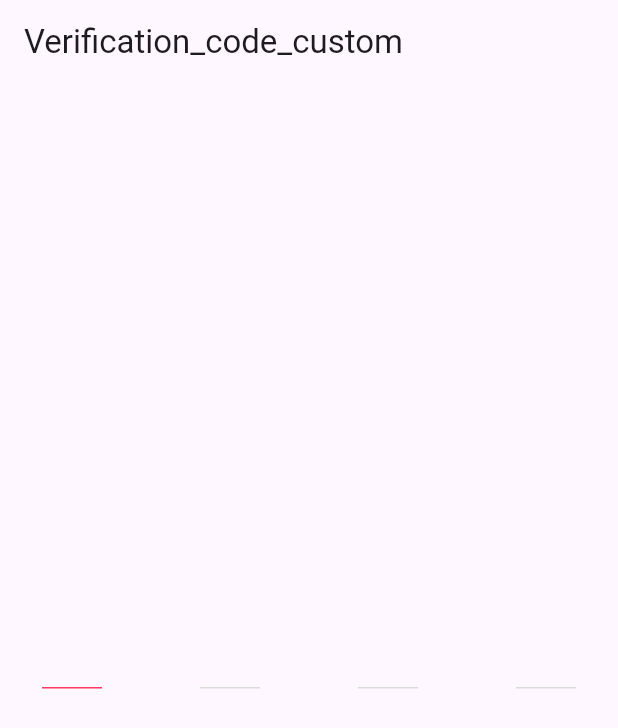
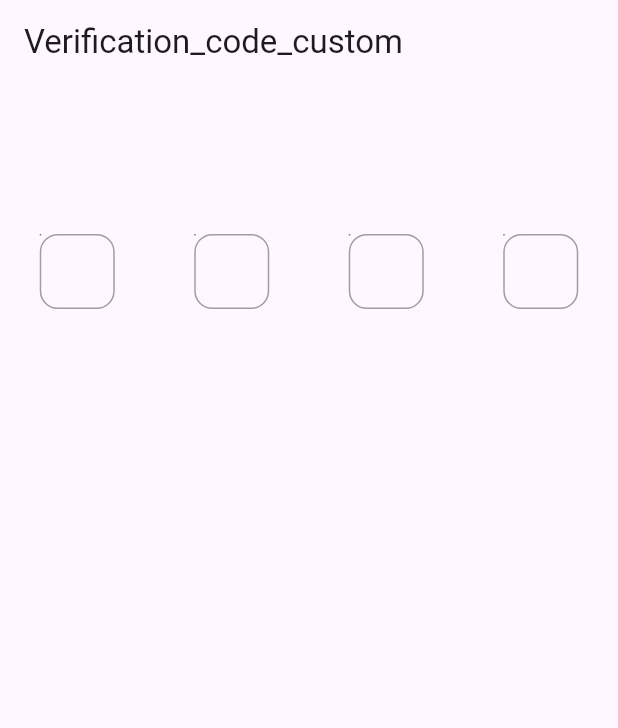
Before and after one commit to andfaraway/verification_code_custom, a Flutter app: the screen it shows after launch, on a phone screen of 412 x 824 dp. Shown: the top 728 px of the screen. Run offline on Flutter 3.47's test engine with Material 3 defaults, Android fonts, the phone set to English and light mode, and no system bars.

Commit message:
Refactor the code and fix bugs, just easier to use.

```diff
--- /dev/null
+++ b/analysis_options.yaml
@@ -0,0 +1,4 @@
+include: package:flutter_lints/flutter.yaml
+
+# Additional information about this file can be found at
+# https://dart.dev/guides/language/analysis-options
--- a/example/lib/main.dart
+++ b/example/lib/main.dart
@@ -2,17 +2,17 @@ import 'package:flutter/material.dart';
 import 'package:verification_code_custom/verification_code_custom.dart';
 
 void main() {
-  runApp(MyApp());
+  runApp(const MyApp());
 }
 
 class MyApp extends StatefulWidget {
+  const MyApp({super.key});
+
   @override
-  _MyAppState createState() => _MyAppState();
+  State<MyApp> createState() => _MyAppState();
 }
 
 class _MyAppState extends State<MyApp> {
-  String _platformVersion = 'Unknown';
-
   @override
   void initState() {
     super.initState();
@@ -21,23 +21,32 @@ class _MyAppState extends State<MyApp> {
   @override
   Widget build(BuildContext context) {
     return MaterialApp(
-      home: Scaffold(
-        appBar: AppBar(
-          title: const Text('Verification_code_custom'),
-        ),
-        body: Center(
-          child: Padding(
-            padding: const EdgeInsets.all(28.0),
-            child: VerificationCodeCustom(textChanged: (list) {
-              print(list);
-              String result = '';
-              for(String str in list){
-                result += str;
-              }
-            },),
+      home: GestureDetector(
+        onTap: () {
+          FocusScope.of(context).unfocus();
+        },
+        child: Scaffold(
+          appBar: AppBar(
+            title: const Text('Verification_code_custom'),
+          ),
+          body: Column(
+            children: [
+              Padding(
+                padding: const EdgeInsets.only(top: 100),
+                child: verificationCodeWidget(),
+              ),
+            ],
           ),
         ),
       ),
     );
   }
+
+  Widget verificationCodeWidget(){
+    return VerificationCodeCustom(
+      textResult: (text) {
+        /// do something
+      },
+    );
+  }
 }
--- /dev/null
+++ b/lib/src/code_item_model.dart
@@ -0,0 +1,54 @@
+import 'package:flutter/cupertino.dart';
+
+class CodeItemModel extends ChangeNotifier {
+  CodeItemModel({
+    required this.index,
+    String? initText,
+    FocusNode? focusNode,
+    TextEditingController? controller,
+  }) {
+    _text = initText ?? _text;
+    this.focusNode = focusNode ?? FocusNode();
+    this.focusNode.addListener(notifyListeners);
+
+    this.controller = controller ?? TextEditingController();
+    this.controller.addListener(() {
+      String value = this.controller.text;
+      if (_text != value) {
+        _text = value;
+        notifyListeners();
+      }
+    });
+  }
+
+  final int index;
+
+  late TextEditingController controller;
+
+  String _text = '';
+
+  String get text => _text;
+
+  set text(String value) {
+    controller.text = value;
+  }
+
+  late FocusNode focusNode;
+
+  bool get hasFocus => focusNode.hasFocus;
+
+  requestFocus() {
+    focusNode.requestFocus();
+  }
+
+  unFocus() {
+    focusNode.unfocus();
+  }
+
+  @override
+  void dispose() {
+    focusNode.dispose();
+    controller.dispose();
+    super.dispose();
+  }
+}
--- a/lib/verification_code_custom.dart
+++ b/lib/verification_code_custom.dart
@@ -1,242 +1,278 @@
+import 'dart:developer';
+import 'dart:io';
+
+import 'package:flutter/material.dart';
 import 'package:flutter/services.dart';
-import 'package:flutter/material.dart';
+import 'package:verification_code_custom/src/custom_text_input_mask.dart';
+import 'package:verification_code_custom/src/code_item_model.dart';
+
+typedef ItemBuilder = Widget Function(String text, bool isSelected);
 
 class VerificationCodeCustom extends StatefulWidget {
-  ///验证码数组
-  final Function(List<String>) textChanged;
+  final ItemBuilder? itemBuilder;
 
-  ///itemCount 验证码长度：4或6，默认是6
+  final CodeType codeType;
+
+  /// 返回结果
+  final Function(String) textResult;
+
+  ///itemCount 验证码长度：4或6，默认是4
   final int itemCount;
 
   ///是否自动获取焦点
-  final autofocus;
+  final bool autofocus;
 
-  VerificationCodeCustom(
-      {required this.textChanged, this.itemCount = 4, this.autofocus = true});
+  const VerificationCodeCustom({
+    super.key,
+    required this.textResult,
+    this.itemBuilder,
+    this.itemCount = 4,
+    this.autofocus = false,
+    this.codeType = CodeType.num,
+  });
 
   @override
-  _VerificationCodeCustomState createState() =>
-      _VerificationCodeCustomState(this.textChanged, this.itemCount);
+  State<VerificationCodeCustom> createState() => _VerificationCodeCustomState();
 }
 
 class _VerificationCodeCustomState extends State<VerificationCodeCustom> {
-  Function textChanged;
-  final int itemCount;
+  late Function textChanged;
 
-  _VerificationCodeCustomState(this.textChanged, this.itemCount);
+  _VerificationCodeCustomState();
 
-  final double width = 40;
+  List<CodeItemModel> items = [];
 
-  List<FocusNode> focusNodeList = [];
-  List<String> textList = [];
+  late CodeItemModel currentModel;
 
   @override
   void initState() {
-    // TODO: implement initState
     super.initState();
 
-    for (int i = 0; i < itemCount; i++) {
-      FocusNode focusNode = FocusNode();
-      focusNodeList.add(focusNode);
-      textList.add('');
+    items = List.generate(widget.itemCount, (index) => CodeItemModel(index: index));
+
+    currentModel = items.first;
+
+    WidgetsBinding.instance.addPostFrameCallback((timeStamp) {
+      if (widget.autofocus) {
+        Future.delayed(const Duration(seconds: 1),(){
+          currentModel.requestFocus();
+          setState(() {});
+        });
       }
-  }
+    });
 
-  @override
-  void didChangeDependencies() {
-    // TODO: implement didChangeDependencies
-    super.didChangeDependencies();
+    // SystemChannels.lifecycle.setMessageHandler((message) async {
+    //   print('message = $message');
+    //   return message;
+    // });
   }
 
   @override
   Widget build(BuildContext context) {
-    return Container(
-      height: 60,
-      child: Stack(
-        children: [
-          Row(
-            mainAxisAlignment: MainAxisAlignment.spaceBetween,
-            children: _textFieldList(),
-          ),
-          GestureDetector(
-            onTap: () {
-              for (int i = textList.length - 1; i >= 0; i--) {
-                String text = textList[i];
-
-                if ((text.length > 0 && text != ' ') || i == 0) {
-                  if (i < textList.length - 1 && i != 0) {
-                    _getFocus(focusNodeList[i + 1]);
-                    if (textList[i + 1].length == 0) {
-                      textList[i + 1] = ' ';
+    return RawKeyboardListener(
+      focusNode: FocusNode(),
+      // autofocus: true,
+      onKey: (RawKeyEvent event) {
+        if (event is RawKeyDownEvent) {
+          if (event.logicalKey == LogicalKeyboardKey.backspace) {
+            print('backspace');
+            if(Platform.isAndroid){
+              onChanged('');
             }
-                  } else if (i == textList.length - 1) {
-                    _getFocus(focusNodeList[i]);
-                  } else {
-                    if(widget.autofocus){
-                      _getFocus(focusNodeList[1]);
-                    }else{
-                      _getFocus(focusNodeList[0]);
-                    }
-                  }
-                  break;
           }
         }
       },
-            child: Container(
-              color: Colors.transparent,
-              height: 60,
-              width: MediaQuery.of(context).size.width,
+      child: Column(
+        children: [
+          Row(
+            mainAxisAlignment: MainAxisAlignment.spaceAround,
+            children: items.map((e) => _buildItem(e)).toList(),
           ),
-          )
         ],
       ),
     );
   }
 
-  _textFieldList() {
-    List<Widget> list = [];
-    list.add(Container(
-      width: width,
-      child:
-      _textField(index: 0, text: textList[0], focusNode: focusNodeList[0]),
-    ));
-    list.add(Container(
-      width: width,
-      child:
-      _textField(index: 1, text: textList[1], focusNode: focusNodeList[1]),
-    ));
-    list.add(Container(
-      width: width,
-      child:
-      _textField(index: 2, text: textList[2], focusNode: focusNodeList[2]),
-    ));
-    list.add(Container(
-      width: width,
-      child:
-      _textField(index: 3, text: textList[3], focusNode: focusNodeList[3]),
-    ));
-
-    if (itemCount == 6) {
-      list.add(Container(
-        width: width,
-        child: _textField(
-            index: 4, text: textList[4], focusNode: focusNodeList[4]),
-      ));
-      list.add(Container(
-        width: width,
-        child: _textField(
-            index: 5, text: textList[5], focusNode: focusNodeList[5]),
-      ));
+  Widget _buildItem(CodeItemModel model) {
+    return GestureDetector(
+      behavior: HitTestBehavior.opaque,
+      onLongPressStart: (detail) {
+        _showCopyWidget(
+            pasteText: 'Paste',
+            offset: detail.globalPosition - detail.localPosition,
+            onTap: () async {
+              currentModel.unFocus();
+              String text = (await Clipboard.getData(Clipboard.kTextPlain))?.text ?? '';
+              inputCopyText(text);
+            });
+      },
+      onTap: () {
+        model.requestFocus();
+        currentModel = model;
+      },
+      child: ListenableBuilder(
+          listenable: model,
+          builder: (context, _) {
+            Widget child = const SizedBox.shrink();
+            if (widget.itemBuilder != null) {
+              child = widget.itemBuilder!.call(model.text, model.hasFocus);
+            } else {
+              String text = model.text;
+              Color color = model.hasFocus ? Colors.redAccent : Colors.grey;
+              child =  Container(
+                width: 50,
+                height: 50,
+                decoration: BoxDecoration(borderRadius: BorderRadius.circular(12), border: Border.all(color: color)),
+                alignment: Alignment.center,
+                child: Text(text),
+              );
             }
-    return list;
+            return Stack(
+              children: [
+                SizedBox(
+                  width: 1,
+                  height: 1,
+                  child: TextField(
+                    enableInteractiveSelection: false,
+                    controller: model.controller,
+                    focusNode: model.focusNode,
+                    keyboardType: TextInputType.number,
+                    inputFormatters: [
+                      CustomTextInputMask(
+                        codeType: widget.codeType,
+                        copyCallBack: inputCopyText,
+                        onChanged: onChanged,
+                      ),
+                    ],
+                  ),
+                ),
+                child,
+              ],
+            );
+          }),
+    );
   }
 
-  _textField(
-      {required int index,
-        required String text,
-        required FocusNode focusNode}) {
-    TextEditingController _controller = TextEditingController(text: text);
-    _controller.selection = TextSelection.fromPosition(
-        TextPosition(affinity: TextAffinity.downstream, offset: text.length));
-
-    return TextField(
-      controller: _controller,
-      focusNode: focusNode,
-      autofocus: index == 0 ? widget.autofocus : false,
-      decoration: InputDecoration(
-        hintStyle: TextStyle(color: Color(0xff8C8C8C), fontSize: 14),
-        focusedBorder: UnderlineInputBorder(
-            borderSide: BorderSide(color: Color(0xFFFD3B60), width: 1)),
-        enabledBorder: UnderlineInputBorder(
-            borderSide: BorderSide(color: Color(0xffDADADA), width: 1)),
-        fillColor: Colors.transparent,
-        filled: true,
-      ),
-      scrollPadding: EdgeInsets.all(200),
-      textAlign: TextAlign.center,
-      style: TextStyle(
-          color: Color(0xFF333333), fontSize: 22, fontWeight: FontWeight.bold),
-      cursorWidth: 0,
-      keyboardType: TextInputType.number,
-      onChanged: (value) {
-        if (value.length > 1) {
-          if (value.substring(0, 1) == ' ') {
-            value = value.substring(1, value.length);
-          }
-        }
-        //输入非数字，不变
-        if (!RegExp('^[0-9]*\$').hasMatch(value)) {
-          setState(() {});
-          return;
-        } else {}
-
-        String oldStr = textList[index];
-
-        //输入值为复制的验证码
-        if (value.length == itemCount || value.length == itemCount + 1) {
-          if (value.length == itemCount + 1) {
-            if (oldStr == value.substring(0, 1)) {
-              //删除第一位
-              value = value.substring(1);
+  onChanged(value) {
+    testLog('onChanged = $value');
+    currentModel.text = value;
+    if (value.isNotEmpty) {
+      next();
     } else {
-              //删除最后一位
-              value = value.substring(0, value.length - 1);
+      back();
     }
   }
 
-          //所有重新赋值
-          for (int i = 0; i < textList.length; i++) {
-            textList[i] = value.substring(i, i + 1);
+  back() {
+    if (currentModel.index > 0) {
+      items[currentModel.index - 1].requestFocus();
+      currentModel = items[currentModel.index - 1];
     }
-          _loseFocus(focusNodeList[index]);
-          setState(() {});
-          textChanged(textList);
+    temp = true;
+  }
+
+  bool temp = true;
+
+  next() {
+    if (currentModel.index < widget.itemCount - 1) {
+      items[currentModel.index + 1].requestFocus();
+      currentModel = items[currentModel.index + 1];
+    }
+
+    for (final i in items) {
+      if (i.text.isEmpty) {
+        testLog('i => ${i.text},${i.index}');
         return;
       }
+    }
 
-        //删除字符
-        if (value.length == 0) {
-          //焦点前移
-          if (index > 0) {
-            if (index == textList.length - 1) {
-              //最后一位
-              if (textList[index] == ' ') {
-                _getFocus(focusNodeList[index - 1]);
-                textList[index - 1] = ' ';
-              }
+    if (currentModel.index == widget.itemCount - 1) {
+      if (temp) {
+        hideKeyboard(context);
+        temp = false;
       } else {
-              _getFocus(focusNodeList[index - 1]);
-              textList[index - 1] = ' ';
+        temp = true;
       }
     }
-          textList[index] = ' ';
-
-          setState(() {});
-          textChanged(textList);
-        } else {
-          //赋值
-          textList[index] = value;
-          //焦点后移
-          if (index < focusNodeList.length - 1) {
-            _getFocus(focusNodeList[index + 1]);
-            textList[index + 1] = ' ';
-          } else {
-            _loseFocus(focusNodeList[index]);
-          }
-          setState(() {});
-          textChanged(textList);
-        }
-      },
-    );
+    widget.textResult(items.map((e) => e.text).toList().join(''));
   }
 
-  ///获取焦点
-  _getFocus(FocusNode focusNode) {
-    FocusScope.of(context).requestFocus(focusNode);
+  inputCopyText(String text) {
+    if (!widget.codeType.copyRegExp(widget.itemCount).hasMatch(text)) {
+      return;
+    }
+    testLog('input copy text:$text');
+    for (int i = 0; i < text.length; i++) {
+      items[i].controller.text = text.substring(i, i + 1);
+    }
+    hideKeyboard(context);
+    widget.textResult(text);
   }
 
-  ///失去焦点
-  _loseFocus(FocusNode focusNode) {
-    focusNode.unfocus();
+  _showCopyWidget({required String pasteText, required Offset offset, required VoidCallback onTap}) {
+    showDialog(
+        context: context,
+        useSafeArea: false,
+        barrierColor: Colors.transparent,
+        anchorPoint: offset,
+        builder: (context) {
+          double dx = offset.dx;
+          double dy = offset.dy;
+
+          double screenWidth = MediaQuery.of(context).size.width;
+          // double screenHeight = MediaQuery.of(context).size.height;
+
+          if (dx > screenWidth - 80) {
+            dx -= 20;
+          }
+          dy -= 35;
+          return Stack(
+            children: [
+              Positioned(
+                top: dy,
+                left: dx,
+                child: GestureDetector(
+                  onTap: () {
+                    onTap();
+                    Navigator.of(context).pop();
+                  },
+                  child: Container(
+                    decoration: BoxDecoration(color: Colors.white, borderRadius: BorderRadius.circular(4), boxShadow: [
+                      BoxShadow(
+                          color: Colors.black.withOpacity(.1), offset: Offset.zero, blurRadius: 4, spreadRadius: 2),
+                    ]),
+                    padding: const EdgeInsets.symmetric(horizontal: 20, vertical: 5),
+                    child: const Text('Paste'),
+                  ),
+                ),
+              ),
+            ],
+          );
+        });
+  }
+
+  void hideKeyboard(BuildContext context) {
+    FocusScopeNode currentFocus = FocusScope.of(context);
+    if (!currentFocus.hasPrimaryFocus && currentFocus.focusedChild != null) {
+      FocusManager.instance.primaryFocus?.unfocus();
     }
   }
+}
+
+enum CodeType { num, char, all }
+
+extension CodeTypeEx on CodeType {
+  RegExp get regExp => switch (this) {
+        CodeType.num => RegExp(r'^[0-9]?$'),
+        CodeType.char => RegExp(r'^[a-zA-Z]?$'),
+        CodeType.all => RegExp(r'^[0-9a-zA-Z]?$'),
+      };
+
+  RegExp copyRegExp(int length) => switch (this) {
+        CodeType.num => RegExp('^[0-9]{$length}\$'),
+        CodeType.char => RegExp('^[a-zA-Z]{$length}\$'),
+        CodeType.all => RegExp('^[0-9a-zA-Z]{$length}\$'),
+      };
+}
+
+testLog(String text) => log(text);
```
Also changed, not shown: example/analysis_options.yaml (added, +28 -0 lines), example/pubspec.yaml (+33 -12 lines), lib/src/custom_text_input_mask.dart (added, +44 -0 lines), pubspec.yaml (+9 -19 lines), example.gif, example/pubspec.lock, pubspec.lock, 60 other files. Lines whose indentation alone changed are shown as unchanged.
